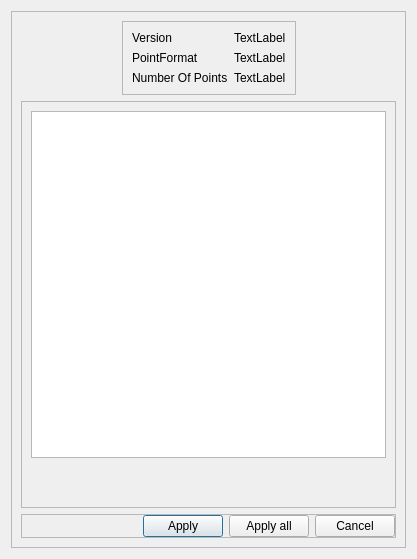
Before: the Qt Designer form ui/lasopendialog.ui in tmontaigu/LAS-IO, drawn with Qt 5.
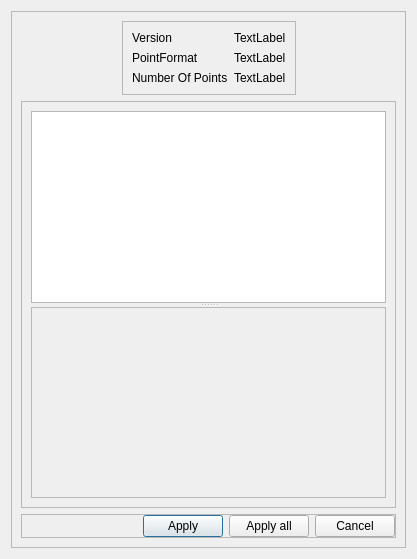
After: the same form once the commit is applied.

Commit message: Add ExtraField Selection

```diff
--- a/ui/lasopendialog.ui
+++ b/ui/lasopendialog.ui
@@ -117,23 +117,17 @@
         </property>
         <layout class="QVBoxLayout" name="verticalLayout_2">
          <item>
-          <widget class="QListWidget" name="availableScalarFields"/>
-         </item>
-         <item>
-          <spacer name="verticalSpacer">
+          <widget class="QSplitter" name="splitter">
            <property name="orientation">
             <enum>Qt::Vertical</enum>
            </property>
-           <property name="sizeType">
-            <enum>QSizePolicy::Preferred</enum>
-           </property>
-           <property name="sizeHint" stdset="0">
-            <size>
-             <width>20</width>
-             <height>40</height>
-            </size>
-           </property>
-          </spacer>
+           <widget class="QListWidget" name="availableScalarFields"/>
+           <widget class="QListWidget" name="availableExtraScalarFields">
+            <property name="enabled">
+             <bool>false</bool>
+            </property>
+           </widget>
+          </widget>
          </item>
         </layout>
        </widget>
```
Left out of the diff: 2 changed lines with no effect on the pictures. The commit also changes 5 other files.
